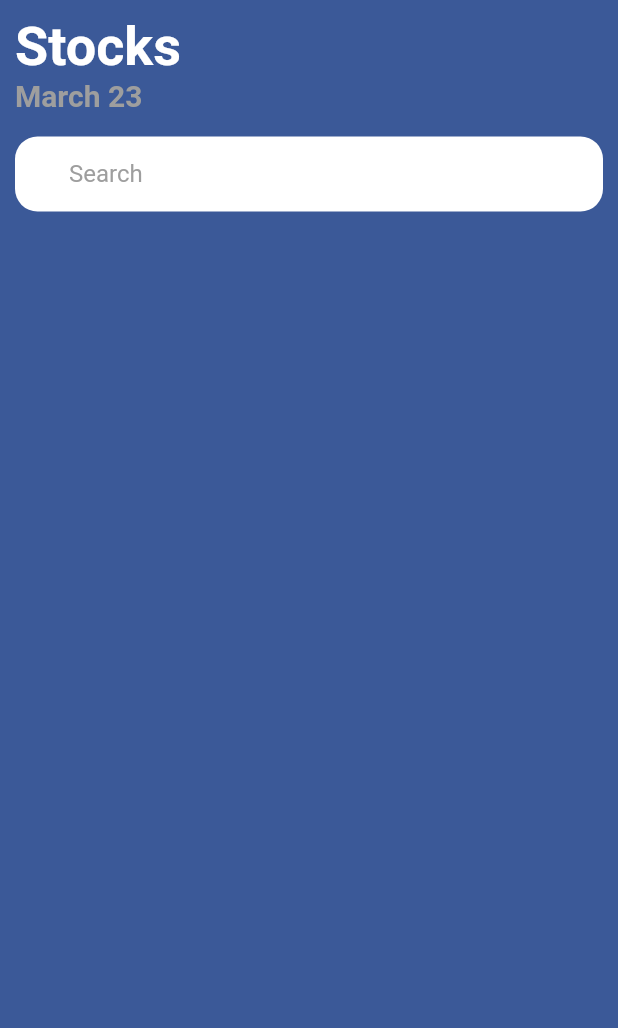
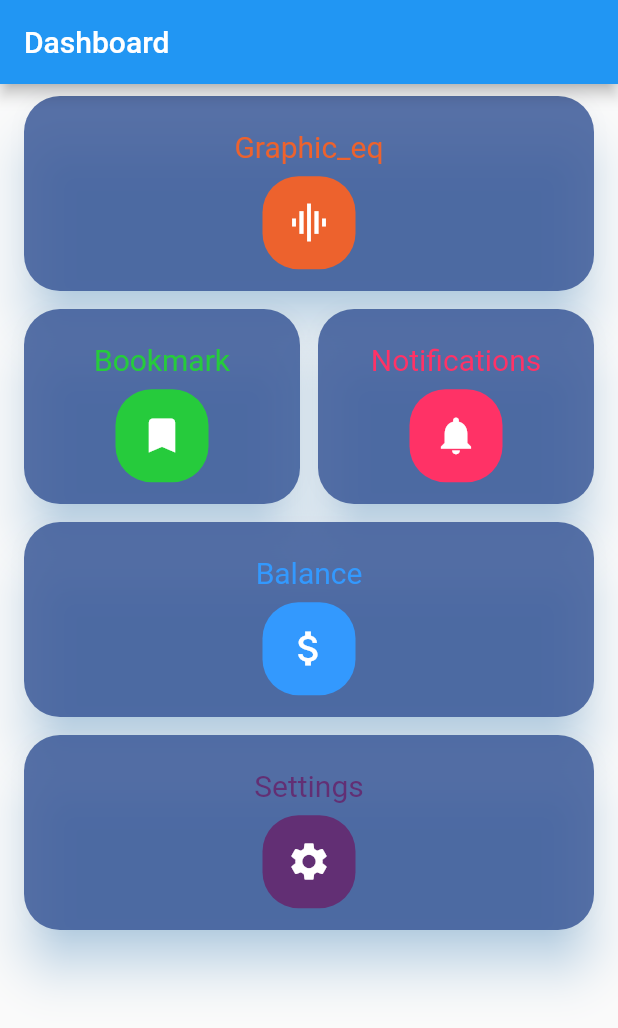
Before and after one commit to mugensan/gold_flutter_stock_app, a Flutter app: the screen it shows after launch, on a phone screen of 412 x 824 dp. Shown: the top 1028 px of the screen. Run offline on Flutter 3.47's test engine with Material 2 defaults, Android fonts, the phone set to English and light mode, and no system bars.

Commit message:
dashboard created no functionality

```diff
--- /dev/null
+++ b/lib/pages/dashboard.dart
@@ -0,0 +1,116 @@
+import 'package:flutter/material.dart';
+import 'package:flutter_staggered_grid_view/flutter_staggered_grid_view.dart';
+
+/// THIS IS WHERE I CREATE MY DASHBOARD TILES
+
+class Dashboard extends StatefulWidget {
+  @override
+  _DashboardState createState() => _DashboardState();
+
+}
+
+class _DashboardState extends State<Dashboard> {
+
+  ///creating my items and tile conf
+  Material myItems(IconData icon, String heading, int color) {
+//    BackgColor.fromRGBO(59, 89, 152, 1.0);
+    return Material(
+      color: Color.fromRGBO(59, 89, 152, 0.85),
+//      color: Colors.white,
+      elevation: 14.0,
+      shadowColor: Color(0x802196F3),
+      borderRadius: BorderRadius.circular(24.0),
+
+      ///inside tiles elements
+      child: Center(
+        child: Padding(
+          padding: const EdgeInsets.all(8.0),
+          child: Row(
+            mainAxisAlignment: MainAxisAlignment.center,
+            children: <Widget>[
+              Column(
+                mainAxisAlignment: MainAxisAlignment.center,
+                children: <Widget>[
+                  ///Text
+                  Padding(
+                    padding: const EdgeInsets.all(8.0),
+                    child: Text(
+                      heading,
+                      style: TextStyle(
+                        color: new Color(color),
+                        fontSize: 20.0,
+                      ),
+                    ),
+                  ),
+
+                  ///Icons
+                  Material(
+                    color: new Color(color),
+                    borderRadius: BorderRadius.circular(24),
+                    child: Padding(
+                      padding: EdgeInsets.all(16.0),
+                      child: Icon(
+                        icon,
+                        color: Colors.white,
+                        size: 30.0,
+                      ),
+                    ),
+                  )
+                ],
+              ),
+            ],
+          ),
+        ),
+      ),
+    );
+  }
+
+  @override
+  Widget build(BuildContext context) {
+    // TODO: implement build
+    return Scaffold(
+      appBar: AppBar(
+        title: Text(
+          "Dashboard",
+          style: TextStyle(color: Colors.white),
+        ),
+      ),
+
+      ///creating the grid tiles
+      body: StaggeredGridView.count(
+        crossAxisCount: 2,
+        crossAxisSpacing: 12.0,
+        mainAxisSpacing: 12.0,
+        padding: EdgeInsets.symmetric(horizontal: 16.0, vertical: 8),
+
+        ///tile definition
+        children: <Widget>[
+          ///creating a function for each tile
+          myItems(Icons.graphic_eq, "Graphic_eq", 0xffed622d),
+          myItems(Icons.bookmark, "Bookmark", 0xff26cb3c),
+          myItems(Icons.notifications, "Notifications", 0xffff3266),
+          myItems(Icons.attach_money, "Balance", 0xff3399fe),
+          myItems(Icons.settings, "Settings", 0xff622F74),
+          myItems(Icons.group_work, "Group Work", 0xffad61f1),
+          myItems(Icons.message, "Messages", 0xff7297ff),
+        ],
+        staggeredTiles: [
+          ///graphic_eq tile
+          StaggeredTile.extent(2, 130.0),
+
+          ///bookmark+notification
+          StaggeredTile.extent(1, 130.0),
+
+          ///balance +settings
+          StaggeredTile.extent(1, 130.0),
+
+          ///group work
+          StaggeredTile.extent(2, 130.0),
+
+          ///messages
+          StaggeredTile.extent(2, 130.0),
+        ],
+      ),
+    );
+  }
+}
--- a/lib/main.dart
+++ b/lib/pages/main.dart
@@ -1,5 +1,6 @@
 import 'package:flutter/material.dart';
 import 'package:goldflutterstocks/pages/StocksPage.dart';
+import 'package:goldflutterstocks/pages/dashboard.dart';
 
 void main() => runApp(App());
 
@@ -10,8 +11,10 @@ class App extends StatelessWidget {
   Widget build(BuildContext context) {
     // TODO: implement build
     return MaterialApp(
-      title:"Stocks",
-      home: HomePage(),
+      title:"Dashboard",
+      home: Dashboard(
+
+      ),
 //      stock:StockPage(),
 //      crypto:CryptoPage(),
     );
--- a/pubspec.yaml
+++ b/pubspec.yaml
@@ -19,10 +19,12 @@ environment:
 dependencies:
   flutter:
     sdk: flutter
+  flutter_staggered_grid_view: ^0.3.0
 
   # The following adds the Cupertino Icons font to your application.
   # Use with the CupertinoIcons class for iOS style icons.
   cupertino_icons: ^0.1.2
+
 
 dev_dependencies:
   flutter_test:
```
Also changed, not shown: pubspec.lock, 1 other file.
